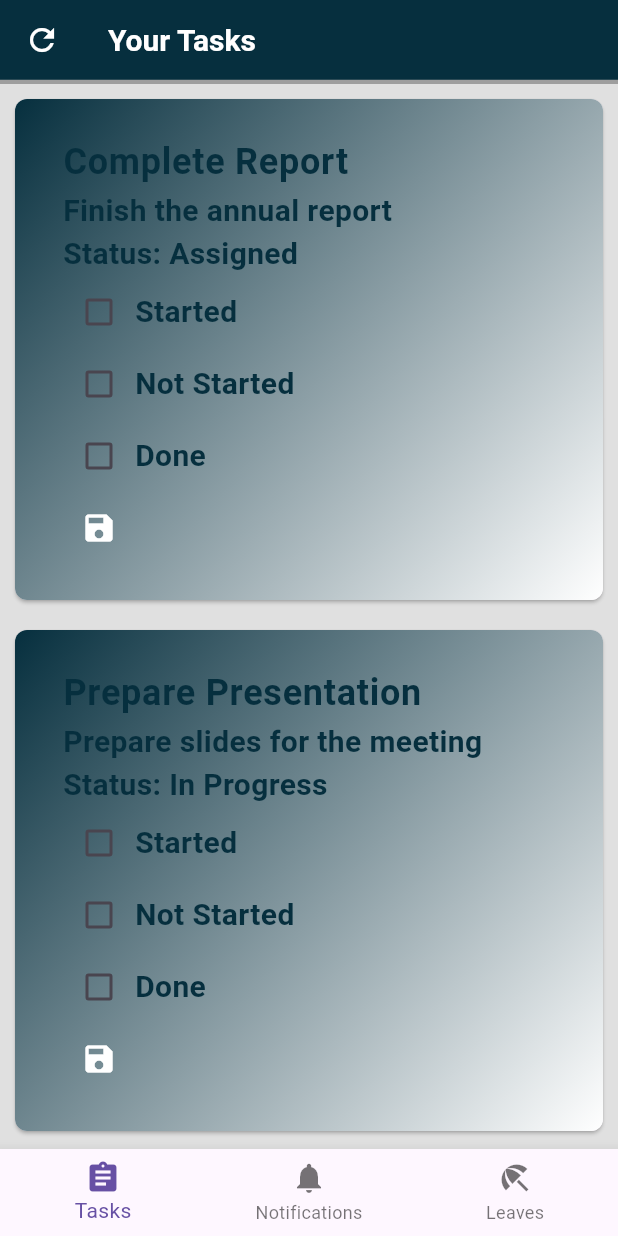
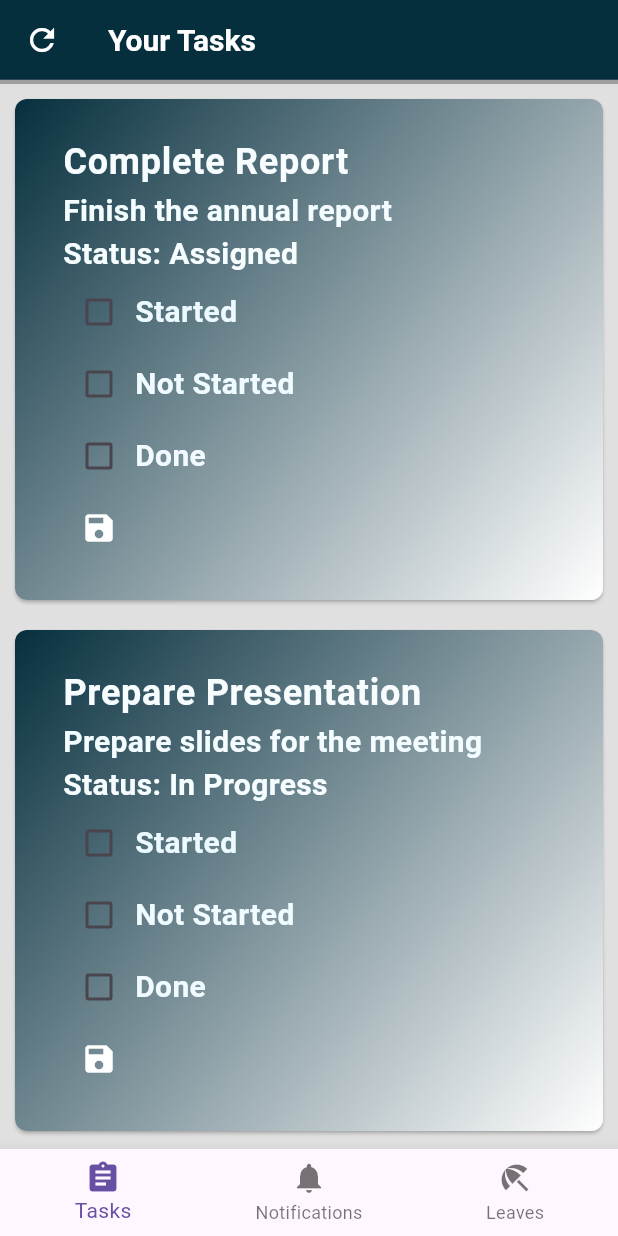
Before and after one commit to HUSSAIN13Q/tasky, a Flutter app: the screen it shows after launch, on a phone screen of 412 x 824 dp. Run offline on Flutter 3.47's test engine with Material 3 defaults, Android fonts, the light colour scheme and no system bars; our stand-ins replace dio, go_router, shared_preferences; accounts and stored records are empty.

Commit message:
emplye cards color text difrent

```diff
--- a/lib/pages/Employee.dart
+++ b/lib/pages/Employee.dart
@@ -211,7 +211,8 @@ class _TaskPageState extends State<TaskPage> {
                 title: Text(
                   tasks[index].title,
                   style: TextStyle(
-                    color: Color(0xFF062F3E), // Changed task text to dark blue
+                    color: Color.fromARGB(
+                        255, 247, 253, 255), // Changed task text to dark blue
                     fontSize: 24,
                     fontWeight: FontWeight.w600, // Lora 600
                   ),
@@ -222,8 +223,8 @@ class _TaskPageState extends State<TaskPage> {
                     Text(
                       tasks[index].description,
                       style: TextStyle(
-                        color: Color(
-                            0xFF062F3E), // Changed description text to dark blue
+                        color: Color.fromARGB(255, 243, 252,
+                            255), // Changed description text to dark blue
                         fontSize: 20,
                         fontWeight: FontWeight.w600, // Lora 600
                       ),
@@ -231,8 +232,8 @@ class _TaskPageState extends State<TaskPage> {
                     Text(
                       'Status: ${tasks[index].state}',
                       style: TextStyle(
-                        color: Color(
-                            0xFF062F3E), // Changed status text to dark blue
+                        color: Color.fromARGB(255, 246, 253,
+                            255), // Changed status text to dark blue
                         fontSize: 20,
                         fontWeight: FontWeight.w600, // Lora 600
                       ),
@@ -241,8 +242,8 @@ class _TaskPageState extends State<TaskPage> {
                       Text(
                         'Manager Comment: ${tasks[index].comment}',
                         style: TextStyle(
-                          color: Color(
-                              0xFF062F3E), // Changed comment text to dark blue
+                          color: Color.fromARGB(255, 241, 251,
+                              255), // Changed comment text to dark blue
                           fontSize: 20,
                           fontWeight: FontWeight.w600, // Lora 600
                         ),
@@ -264,8 +265,8 @@ class _TaskPageState extends State<TaskPage> {
                         ),
                         Text('Started',
                             style: TextStyle(
-                              color: Color(
-                                  0xFF062F3E), // Changed checkbox label text to dark blue
+                              color: Color.fromARGB(255, 236, 250,
+                                  255), // Changed checkbox label text to dark blue
                               fontSize: 20,
                               fontWeight: FontWeight.w600, // Lora 600
                             )),
@@ -287,8 +288,8 @@ class _TaskPageState extends State<TaskPage> {
                         ),
                         Text('Not Started',
                             style: TextStyle(
-                              color: Color(
-                                  0xFF062F3E), // Changed checkbox label text to dark blue
+                              color: Color.fromARGB(255, 240, 251,
+                                  255), // Changed checkbox label text to dark blue
                               fontSize: 20,
                               fontWeight: FontWeight.w600, // Lora 600
                             )),
@@ -310,8 +311,8 @@ class _TaskPageState extends State<TaskPage> {
                         ),
                         Text('Done',
                             style: TextStyle(
-                              color: Color(
-                                  0xFF062F3E), // Changed checkbox label text to dark blue
+                              color: Color.fromARGB(255, 241, 251,
+                                  255), // Changed checkbox label text to dark blue
                               fontSize: 20,
                               fontWeight: FontWeight.w600, // Lora 600
                             )),
```
